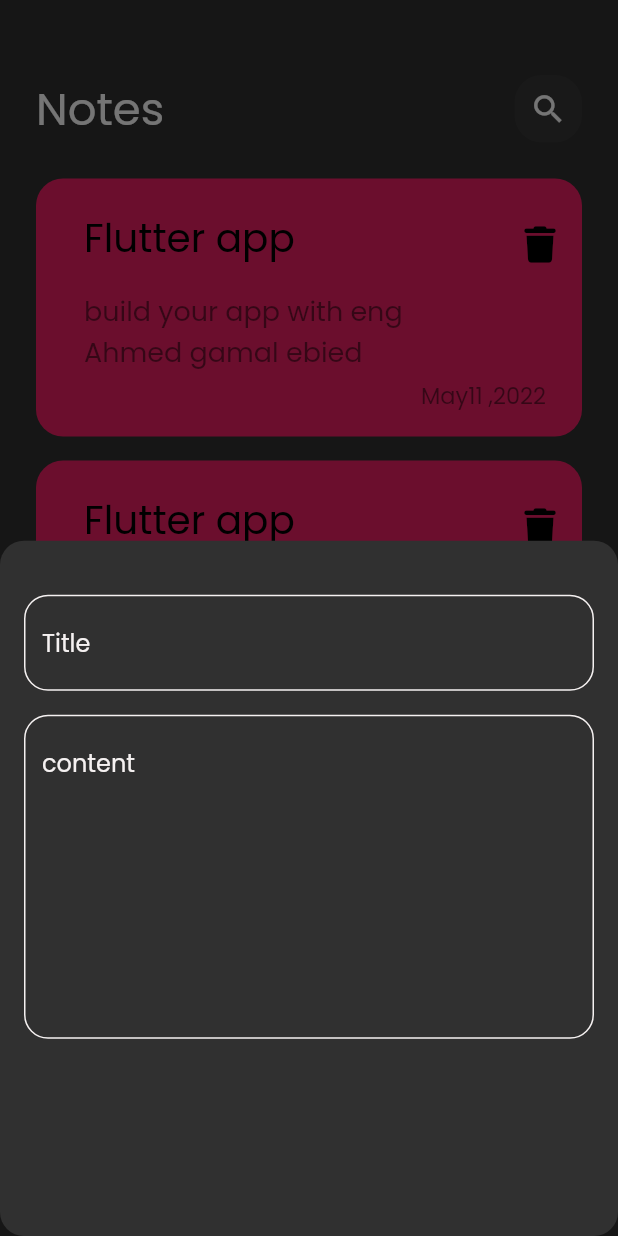
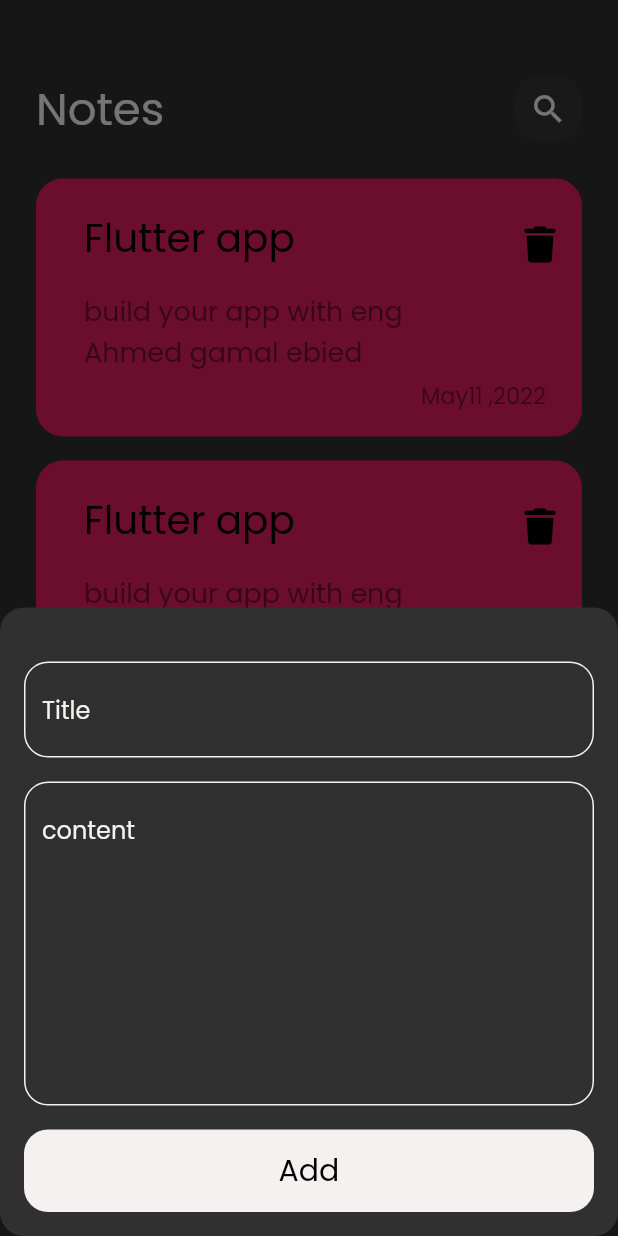
Before and after one commit to Ahmedgamalebied/My_diary, a Flutter app: the screen it shows after launch, after a tap on the "add" icon, on a phone screen of 412 x 824 dp. Run offline on Flutter 3.47's test engine with Material 2 defaults, Android fonts, the phone set to English and light mode, and no system bars; our stand-ins replace font_awesome_flutter.

Commit message:
Fiinish add Note bottom sheet

```diff
--- /dev/null
+++ b/lib/views/Widgets/Custom_buttom.dart
@@ -0,0 +1,29 @@
+import 'package:flutter/material.dart';
+import 'package:flutter/src/widgets/framework.dart';
+import 'package:flutter/src/widgets/placeholder.dart';
+import 'package:my_diary/constants.dart';
+
+class CustomButtom extends StatelessWidget {
+  const CustomButtom({super.key});
+
+  @override
+  Widget build(BuildContext context) {
+    return Container(
+      width: MediaQuery.of(context).size.width,
+      height: 55,
+      decoration: BoxDecoration(
+        borderRadius: BorderRadius.circular(16),
+        color: KprimaryColor,
+      ),
+      child: const Center(
+        child: Text(
+          'Add',
+          style: TextStyle(
+            color: Colors.black,
+            fontSize: 20,
+          ),
+        ),
+      ),
+    );
+  }
+}
--- a/lib/views/Widgets/notes_Model_sheet_bottom.dart
+++ b/lib/views/Widgets/notes_Model_sheet_bottom.dart
@@ -1,6 +1,7 @@
 import 'package:flutter/material.dart';
 import 'package:flutter/src/widgets/framework.dart';
 import 'package:flutter/src/widgets/placeholder.dart';
+import 'package:my_diary/views/Widgets/Custom_buttom.dart';
 import 'package:my_diary/views/Widgets/Custom_textfield.dart';
 
 class AddNoteButtomSheet extends StatelessWidget {
@@ -10,6 +11,7 @@ class AddNoteButtomSheet extends StatelessWidget {
   Widget build(BuildContext context) {
     return Padding(
       padding: const EdgeInsets.symmetric(horizontal: 16),
+      child: SingleChildScrollView(
         child: Column(
           children: const [
             SizedBox(
@@ -24,8 +26,16 @@ class AddNoteButtomSheet extends StatelessWidget {
             CustomTextField(
               hintText: 'content',
               maxLines: 8,
-          )
+            ),
+            SizedBox(
+              height: 16,
+            ),
+            CustomButtom(),
+            SizedBox(
+              height: 16,
+            ),
           ],
+        ),
       ),
     );
   }
```
Lines whose indentation alone changed are shown as unchanged.
